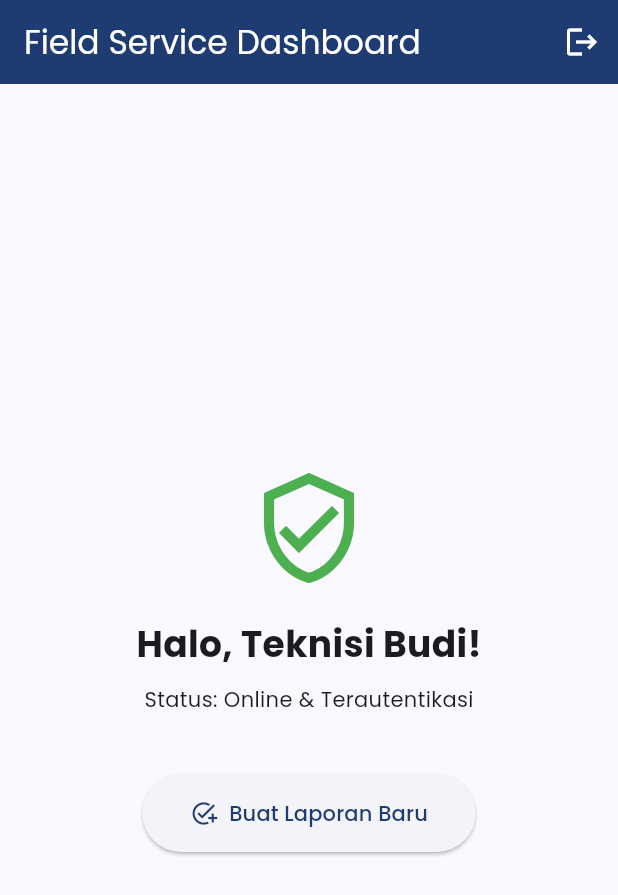
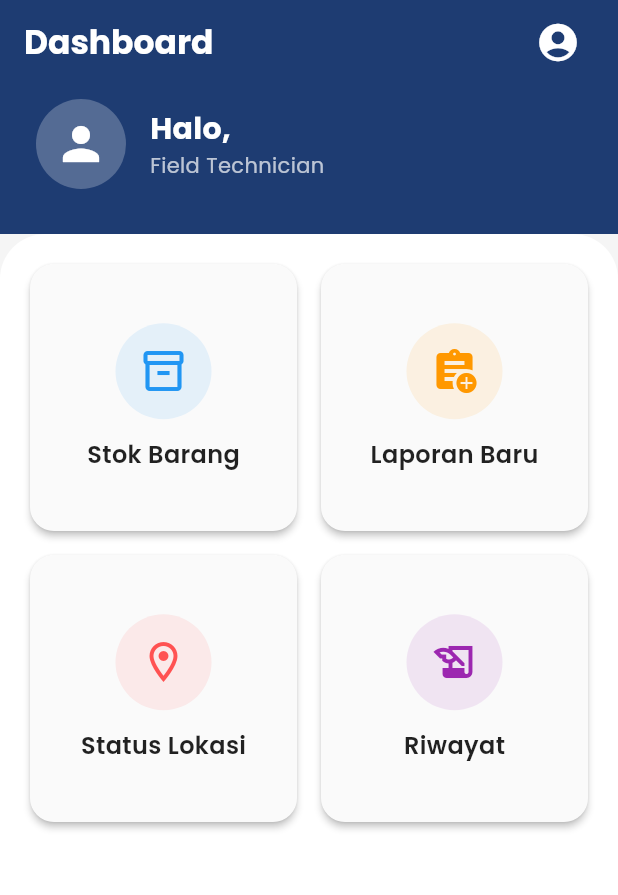
Before and after one commit to Crazyrenan/skripsi_field_service, a Flutter app: the DashboardScreen screen opened directly, on a phone screen of 412 x 824 dp. Shown: the top 895 px of the screen. Run offline on Flutter 3.47's test engine with Material 3 defaults, Android fonts, the phone set to English and light mode, and no system bars; our stand-ins replace flutter_secure_storage, google_fonts, shared_preferences; accounts and stored records are empty.

Commit message:
adding dashboard
menambahkan fitur dashboard dan apply MVVM pola

```diff
--- /dev/null
+++ b/field_service_mobile/lib/models/user_model.dart
@@ -0,0 +1,27 @@
+// File: lib/models/user_model.dart
+class User {
+  final int id;
+  final String email;
+  final String fullName;
+  final int roleId;
+  final String? token;
+
+  User({
+    required this.id,
+    required this.email,
+    required this.fullName,
+    required this.roleId,
+    this.token,
+  });
+
+  factory User.fromJson(Map<String, dynamic> json, String token) {
+    return User(
+      // Sesuaikan key ini dengan JSON response backend Anda
+      id: json['user']['id'],
+      email: json['user']['email'],
+      fullName: json['user']['full_name'],
+      roleId: json['user']['role_id'],
+      token: token,
+    );
+  }
+}
--- a/field_service_mobile/lib/screens/dashboard_screen.dart
+++ b/field_service_mobile/lib/screens/dashboard_screen.dart
@@ -1,63 +1,207 @@
+// lib/screens/dashboard_screen.dart
+
 import 'package:flutter/material.dart';
-import 'package:flutter_secure_storage/flutter_secure_storage.dart';
+import 'package:provider/provider.dart';
+import '../providers/auth_provider.dart';
 import 'login_screen.dart';
 
-class DashboardScreen extends StatelessWidget {
+class DashboardScreen extends StatefulWidget {
   const DashboardScreen({super.key});
 
-  // Fungsi Logout
-  Future<void> _logout(BuildContext context) async {
-    const storage = FlutterSecureStorage();
-    await storage.deleteAll(); // Hapus Token
+  @override
+  State<DashboardScreen> createState() => _DashboardScreenState();
+}
 
-    if (context.mounted) {
-      Navigator.pushReplacement(
-        context,
-        MaterialPageRoute(builder: (context) => const LoginScreen())
-      );
-    }
+class _DashboardScreenState extends State<DashboardScreen> {
+
+  void _handleLogout() {
+    context.read<AuthProvider>().logout();
+    Navigator.pushAndRemoveUntil(
+      context,
+      MaterialPageRoute(builder: (context) => const LoginScreen()),
+      (route) => false,
+    );
+  }
+
+  void _navigateToSettings() {
+    ScaffoldMessenger.of(context).showSnackBar(
+      const SnackBar(content: Text("Fitur Upload Foto & Profil akan hadir di sini!")),
+    );
+    // Nanti: Navigator.push(context, MaterialPageRoute(builder: (_) => ProfileScreen()));
   }
 
   @override
   Widget build(BuildContext context) {
+    final user = context.watch<AuthProvider>().user;
+    final displayName = user?.fullName ?? "Teknisi";
+    final displayRole = user?.roleId == 1 ? "Administrator" : "Field Technician";
+
     return Scaffold(
+      backgroundColor: Colors.grey[100],
       appBar: AppBar(
-        title: const Text('Field Service Dashboard'),
+        title: const Text("Dashboard", style: TextStyle(fontWeight: FontWeight.bold)),
         backgroundColor: const Color(0xFF1E3C72),
         foregroundColor: Colors.white,
+        elevation: 0,
+        // --- UBAH BAGIAN ACTIONS INI ---
         actions: [
-          IconButton(
-            icon: const Icon(Icons.logout),
-            onPressed: () => _logout(context),
+          // Ganti tombol Logout biasa dengan Popup Menu
+          PopupMenuButton<String>(
+            onSelected: (value) {
+              if (value == 'settings') {
+                _navigateToSettings();
+              } else if (value == 'logout') {
+                _handleLogout();
+              }
+            },
+            icon: const Icon(Icons.account_circle, size: 30), // Ikon Profil
+            itemBuilder: (BuildContext context) => <PopupMenuEntry<String>>[
+              const PopupMenuItem<String>(
+                value: 'header',
+                enabled: false, // Tidak bisa diklik, cuma info
+                child: Column(
+                  crossAxisAlignment: CrossAxisAlignment.start,
+                  children: [
+                    Text("Akun Saya", style: TextStyle(fontWeight: FontWeight.bold)),
+                    Divider(),
+                  ],
+                ),
+              ),
+              const PopupMenuItem<String>(
+                value: 'settings',
+                child: Row(
+                  children: [
+                    Icon(Icons.settings, color: Colors.grey),
+                    SizedBox(width: 8),
+                    Text('Pengaturan & Foto'),
+                  ],
+                ),
+              ),
+              const PopupMenuItem<String>(
+                value: 'logout',
+                child: Row(
+                  children: [
+                    Icon(Icons.logout, color: Colors.red),
+                    SizedBox(width: 8),
+                    Text('Keluar', style: TextStyle(color: Colors.red)),
+                  ],
+                ),
+              ),
+            ],
+          ),
+          const SizedBox(width: 16),
+        ],
+        // -------------------------------
+      ),
+      body: Column(
+        children: [
+          _buildHeader(displayName, displayRole),
+          Expanded(
+            child: Container(
+              padding: const EdgeInsets.all(20),
+              decoration: const BoxDecoration(
+                color: Colors.white,
+                borderRadius: BorderRadius.only(
+                  topLeft: Radius.circular(30),
+                  topRight: Radius.circular(30),
+                ),
+              ),
+              child: GridView.count(
+                crossAxisCount: 2,
+                crossAxisSpacing: 16,
+                mainAxisSpacing: 16,
+                children: [
+                  _buildMenuCard(
+                    icon: Icons.inventory_2_outlined,
+                    label: "Stok Barang",
+                    color: Colors.blue,
+                    onTap: () {
+                      ScaffoldMessenger.of(context).showSnackBar(
+                        const SnackBar(content: Text("Menuju Halaman List Barang...")),
+                      );
+                    },
+                  ),
+                  _buildMenuCard(
+                    icon: Icons.assignment_add,
+                    label: "Laporan Baru",
+                    color: Colors.orange,
+                    onTap: () {},
+                  ),
+                  _buildMenuCard(
+                    icon: Icons.location_on_outlined, // Icon Lokasi
+                    label: "Status Lokasi", // Tombol Cek Lokasi
+                    color: Colors.redAccent,
+                    onTap: () {
+                       // Nanti logic kirim lokasi
+                    },
+                  ),
+                  _buildMenuCard(
+                    icon: Icons.history_edu,
+                    label: "Riwayat",
+                    color: Colors.purple,
+                    onTap: () {},
+                  ),
+                ],
+              ),
+            ),
           ),
         ],
       ),
-      body: Center(
+    );
+  }
+
+  // ... (Widget _buildHeader dan _buildMenuCard Tetap Sama) ...
+  Widget _buildHeader(String name, String role) {
+    return Container(
+      width: double.infinity,
+      padding: const EdgeInsets.fromLTRB(24, 10, 24, 30),
+      decoration: const BoxDecoration(
+        color: Color(0xFF1E3C72),
+      ),
+      child: Row(
+        children: [
+          const CircleAvatar(
+            radius: 30,
+            backgroundColor: Colors.white24,
+            child: Icon(Icons.person, size: 36, color: Colors.white),
+          ),
+          const SizedBox(width: 16),
+          Column(
+            crossAxisAlignment: CrossAxisAlignment.start,
+            children: [
+              Text(
+                "Halo, $name",
+                style: const TextStyle(fontSize: 20, fontWeight: FontWeight.bold, color: Colors.white),
+              ),
+              Text(
+                role,
+                style: const TextStyle(color: Colors.white70),
+              ),
+            ],
+          )
+        ],
+      ),
+    );
+  }
+
+  Widget _buildMenuCard({required IconData icon, required String label, required Color color, required VoidCallback onTap}) {
+    return Material(
+      color: Colors.grey[50],
+      borderRadius: BorderRadius.circular(16),
+      elevation: 2,
+      child: InkWell(
+        onTap: onTap,
+        borderRadius: BorderRadius.circular(16),
         child: Column(
           mainAxisAlignment: MainAxisAlignment.center,
           children: [
-            const Icon(Icons.verified_user_outlined, size: 80, color: Colors.green),
-            const SizedBox(height: 20),
-            const Text(
-              'Halo, Teknisi Budi!',
-              style: TextStyle(fontSize: 24, fontWeight: FontWeight.bold),
+            Container(
+              padding: const EdgeInsets.all(16),
+              decoration: BoxDecoration(color: color.withOpacity(0.1), shape: BoxShape.circle),
+              child: Icon(icon, size: 32, color: color),
             ),
-            const SizedBox(height: 10),
-            const Text('Status: Online & Terautentikasi'),
-            const SizedBox(height: 40),
-            ElevatedButton.icon(
-              onPressed: () {
-                // Nanti kita arahkan ke halaman Laporan (Fase 2 & 3)
-                ScaffoldMessenger.of(context).showSnackBar(
-                  const SnackBar(content: Text('Fitur Laporan akan segera hadir!'))
-                );
-              },
-              icon: const Icon(Icons.add_task),
-              label: const Text('Buat Laporan Baru'),
-              style: ElevatedButton.styleFrom(
-                padding: const EdgeInsets.symmetric(horizontal: 32, vertical: 16),
-              ),
-            ),
+            const SizedBox(height: 12),
+            Text(label, style: const TextStyle(fontSize: 16, fontWeight: FontWeight.w600, color: Colors.black87)),
           ],
         ),
       ),
--- a/field_service_mobile/pubspec.yaml
+++ b/field_service_mobile/pubspec.yaml
@@ -38,6 +38,7 @@ dependencies:
   flutter_secure_storage: ^10.0.0
   google_fonts: ^8.0.0
   shared_preferences: ^2.5.4
+  provider: ^6.1.5+1
 
 dev_dependencies:
   flutter_test:
```
Also changed, not shown: field_service_mobile/lib/main.dart (+12 -8 lines), field_service_mobile/lib/providers/auth_provider.dart (added, +63 -0 lines), field_service_mobile/lib/screens/login_screen.dart (+25 -46 lines), field_service_mobile/pubspec.lock, 3 other files.
